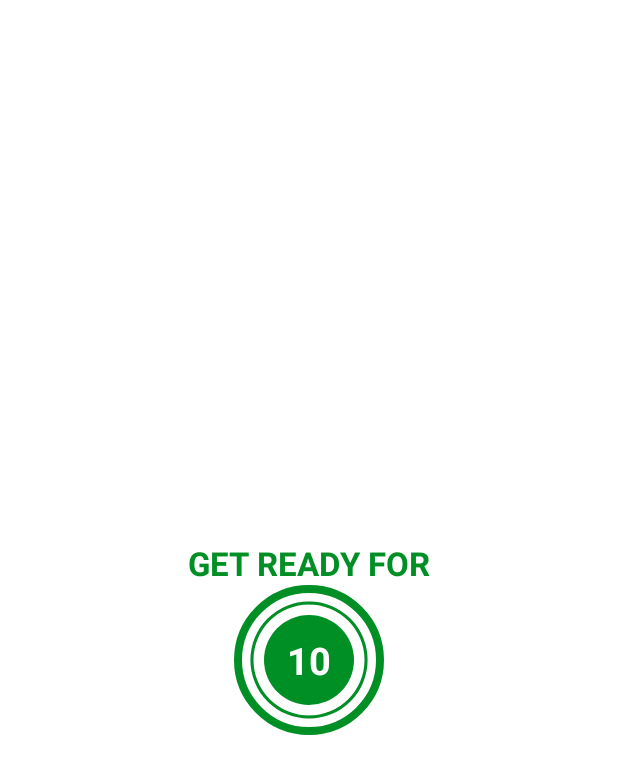
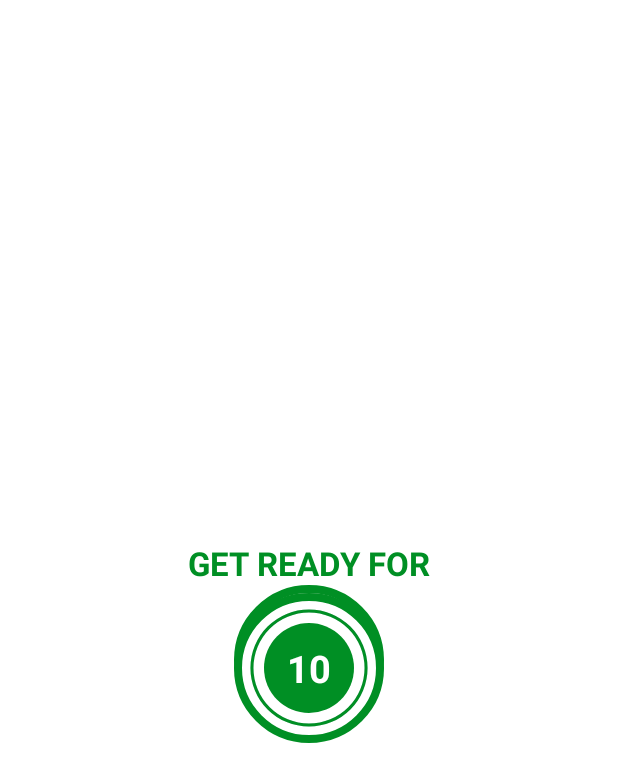
Before and after one commit to tranvuhung/7minutesworkout, an Android app: the layout activity_exercise.xml on its own in the app's theme, with its tools: preview values and no code run, on a phone screen of 412 x 824 dp. Shown: the top 782 px of the screen. Run offline under Robolectric (Android 15) with nearby library versions, the phone set to English and light mode, and no system bars.

Commit message:
add exercise view

```diff
--- a/app/src/main/res/layout/activity_exercise.xml
+++ b/app/src/main/res/layout/activity_exercise.xml
@@ -67,4 +67,50 @@
         </LinearLayout>
     </FrameLayout>
 
+    <!--TODO(Step 1 - Adding an Exercise View along with a 30 seconds timer.)-->
+    <!--START-->
+    <FrameLayout
+        android:id="@+id/flExerciseView"
+        android:layout_width="100dp"
+        android:layout_height="100dp"
+        android:layout_marginTop="10dp"
+        android:visibility="gone"
+        tools:visibility="visible"
+        android:background="@drawable/item_circular_color_accent_border"
+        app:layout_constraintBottom_toBottomOf="parent"
+        app:layout_constraintEnd_toEndOf="parent"
+        app:layout_constraintStart_toStartOf="parent"
+        app:layout_constraintTop_toBottomOf="@id/toolbarExercise">
+
+        <ProgressBar
+            android:id="@+id/progressBarExercise"
+            style="?android:attr/progressBarStyleHorizontal"
+            android:layout_width="100dp"
+            android:layout_height="100dp"
+            android:layout_gravity="center"
+            android:background="@drawable/circular_progress_gray"
+            android:indeterminate="false"
+            android:max="10"
+            android:progress="100"
+            android:progressDrawable="@drawable/circular_progress_bar"
+            android:rotation="-90" />
+
+        <LinearLayout
+            android:layout_width="60dp"
+            android:layout_height="60dp"
+            android:layout_gravity="center"
+            android:background="@drawable/item_circular_color_accent_background"
+            android:gravity="center">
+
+            <TextView
+                android:id="@+id/tvTimerExercise"
+                android:layout_width="wrap_content"
+                android:layout_height="wrap_content"
+                android:textColor="#FFFFFF"
+                android:textSize="25sp"
+                android:textStyle="bold"
+                tools:text="10" />
+        </LinearLayout>
+    </FrameLayout>
+
 </androidx.constraintlayout.widget.ConstraintLayout>
```
Also changed, not shown: app/src/main/java/com/vuhungtran/a7minutesworkout/ExerciseActivity.kt (+45 -3 lines).
